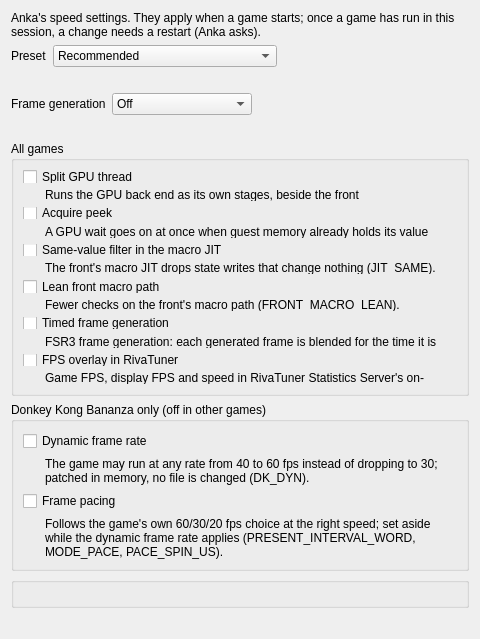
This is src/yuzu/configuration/configure_nx2perf.ui in EddizEge/Anka as Qt 5 draws it before an edit. The edited form follows.
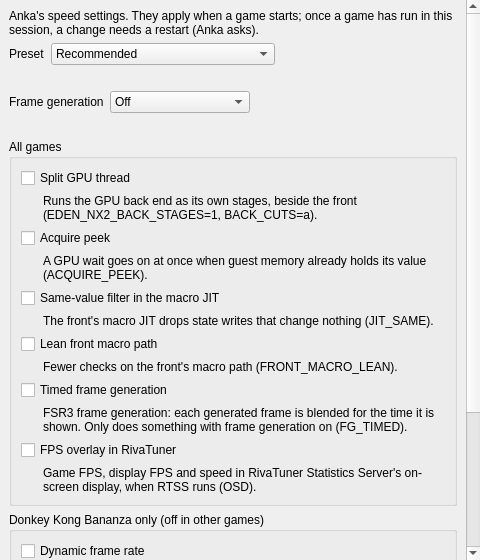
This is the edited form.

Commit message:
qt: The Anka tab scrolls
The second core's game group made the tab taller than the settings
window at 1080p and 150 % scale, with no way to reach its end. Its
contents now sit in a QScrollArea, as the Debug tab's: resizable with the
tab, no frame and no horizontal scroll bar, so the background and margins
stay those of the other tabs and the window keeps its size.

```diff
--- a/src/yuzu/configuration/configure_nx2perf.ui
+++ b/src/yuzu/configuration/configure_nx2perf.ui
@@ -16,6 +16,31 @@
   <property name="accessibleName">
    <string>Anka</string>
   </property>
+  <layout class="QVBoxLayout" name="outer_layout">
+   <property name="leftMargin">
+    <number>0</number>
+   </property>
+   <property name="topMargin">
+    <number>0</number>
+   </property>
+   <property name="rightMargin">
+    <number>0</number>
+   </property>
+   <property name="bottomMargin">
+    <number>0</number>
+   </property>
+   <item>
+    <widget class="QScrollArea" name="scroll">
+     <property name="frameShape">
+      <enum>QFrame::Shape::NoFrame</enum>
+     </property>
+     <property name="horizontalScrollBarPolicy">
+      <enum>Qt::ScrollBarPolicy::ScrollBarAlwaysOff</enum>
+     </property>
+     <property name="widgetResizable">
+      <bool>true</bool>
+     </property>
+     <widget class="QWidget" name="scroll_contents">
   <layout class="QVBoxLayout" name="layout">
    <item>
     <widget class="QLabel" name="intro">
@@ -378,6 +403,10 @@
       </size>
      </property>
     </spacer>
+       </item>
+      </layout>
+     </widget>
+    </widget>
    </item>
   </layout>
  </widget>
```
Lines whose indentation alone changed are shown as unchanged.
